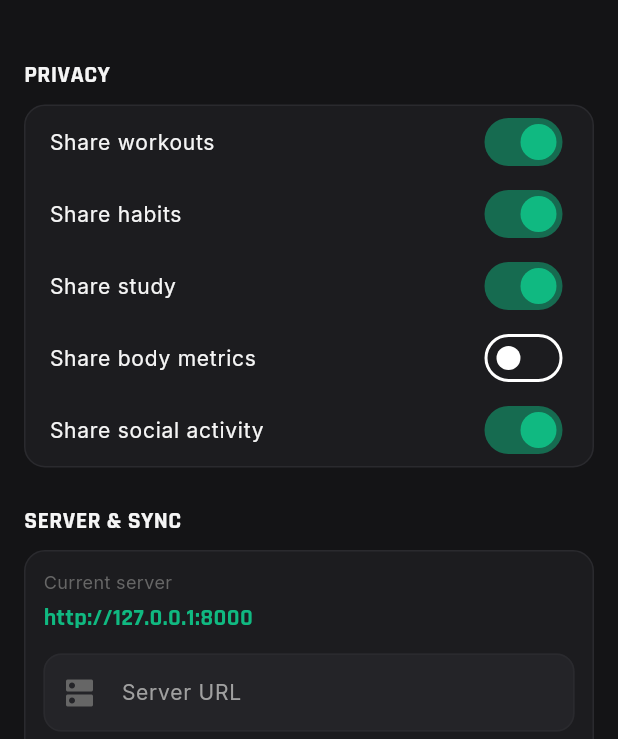
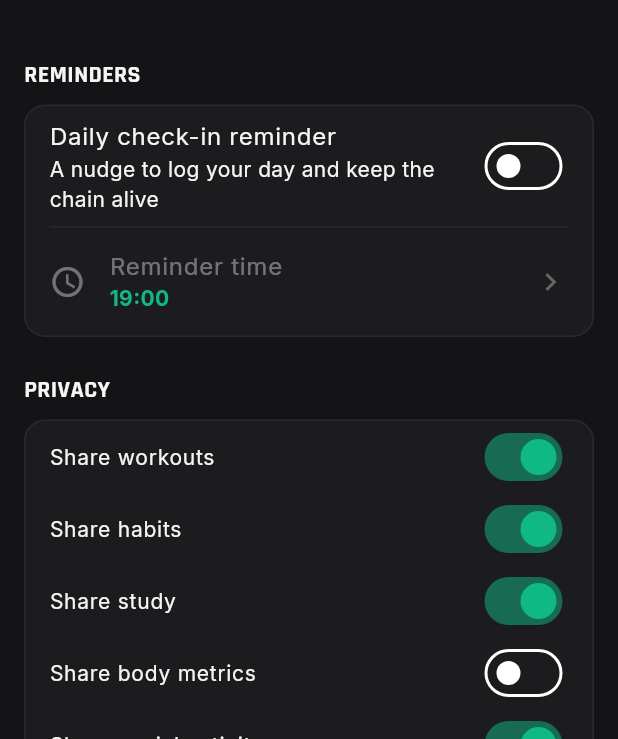
Before and after one commit to Aryoluke/locked-in-app, a Flutter app: the HomeScreen screen opened by its route, after a tap on the "settings" icon, on a phone screen of 412 x 824 dp, the part 497-1236 px from its top. Run offline on Flutter 3.47's test engine with Material 3 defaults, Android fonts, the phone set to English and light mode, and no system bars; our stand-ins replace flutter_animate, flutter_local_notifications, flutter_timezone, google_fonts, percent_indicator, shared_preferences and 3 more; accounts and stored records are empty.

Commit message:
Polish pass: daily check-in reminder (real device timezone), pull-to-refresh sync, live LOCK IN FAB, theme refinements

```diff
--- a/app/lib/app.dart
+++ b/app/lib/app.dart
@@ -98,6 +98,7 @@ class _MainShellState extends State<MainShell> {
           ? FloatingActionButton.extended(
               onPressed: () {
                 // Quick action: start a workout
+                Navigator.pushNamed(context, AppRoutes.workoutLog);
               },
               backgroundColor: AppColors.primary,
               foregroundColor: Colors.white,
--- a/app/lib/main.dart
+++ b/app/lib/main.dart
@@ -23,8 +23,9 @@ Future<void> main() async {
   await LocalDbService.instance.init();
   await LocalDbService.instance.seedExercises();
 
-  // Initialize notifications
+  // Initialize notifications + restore the user's scheduled daily reminder
   await NotificationService.instance.init();
+  await NotificationService.instance.refreshScheduledReminder();
 
   runApp(
     MultiProvider(
--- a/app/lib/screens/home/home_screen.dart
+++ b/app/lib/screens/home/home_screen.dart
@@ -12,6 +12,7 @@ import '../../providers/daily_provider.dart';
 import '../../providers/habit_provider.dart';
 import '../../providers/social_provider.dart';
 import '../../providers/study_provider.dart';
+import '../../providers/sync_provider.dart';
 import '../../providers/workout_provider.dart';
 import '../../providers/xp_provider.dart';
 import '../../widgets/offline_indicator.dart';
@@ -61,7 +62,8 @@ class HomeScreen extends StatelessWidget {
       body: RefreshIndicator(
         color: AppColors.primary,
         backgroundColor: AppColors.surface,
-        onRefresh: () async {},
+        onRefresh: () =>
+          Provider.of<SyncProvider>(context, listen: false).syncNow(),
         child: ListView(
           padding: const EdgeInsets.only(bottom: 24),
           children: [
--- a/app/lib/screens/settings/settings_screen.dart
+++ b/app/lib/screens/settings/settings_screen.dart
@@ -1,6 +1,7 @@
 import 'package:flutter/material.dart';
 import 'package:google_fonts/google_fonts.dart';
 import 'package:provider/provider.dart';
+import 'package:shared_preferences/shared_preferences.dart';
 
 import '../../config/constants.dart';
 import '../../config/theme.dart';
@@ -8,6 +9,7 @@ import '../../providers/auth_provider.dart';
 import '../../providers/sync_provider.dart';
 import '../../providers/theme_provider.dart';
 import '../../services/api_service.dart';
+import '../../services/notification_service.dart';
 import '../auth/login_screen.dart';
 
 class SettingsScreen extends StatefulWidget {
@@ -30,11 +32,73 @@ class _SettingsScreenState extends State<SettingsScreen> {
   bool _shareBody = false;
   bool _shareSocial = true;
 
+  // Daily check-in reminder
+  bool _dailyReminder = false;
+  String _reminderTime = '19:00';
+
   @override
   void initState() {
     super.initState();
     final user = context.read<AuthProvider>().user;
     _nameController.text = user?.displayName ?? '';
+    _loadReminderPrefs();
+  }
+
+  Future<void> _loadReminderPrefs() async {
+    final prefs = await SharedPreferences.getInstance();
+    if (!mounted) return;
+    setState(() {
+      _dailyReminder = prefs.getBool('daily_reminder_enabled') ?? false;
+      _reminderTime = prefs.getString('daily_reminder_time') ?? '19:00';
+    });
+  }
+
+  Future<void> _setDailyReminder(bool enabled) async {
+    setState(() => _dailyReminder = enabled);
+    final prefs = await SharedPreferences.getInstance();
+    await prefs.setBool('daily_reminder_enabled', enabled);
+    await NotificationService.instance.refreshScheduledReminder();
+    if (mounted) {
+      ScaffoldMessenger.of(context).showSnackBar(
+        SnackBar(
+          content: Text(enabled
+              ? 'Daily check-in set for $_reminderTime'
+              : 'Daily check-in reminders off'),
+        ),
+      );
+    }
+  }
+
+  Future<void> _pickReminderTime() async {
+    final parts = _reminderTime.split(':');
+    final picked = await showTimePicker(
+      context: context,
+      initialTime: TimeOfDay(
+        hour: int.tryParse(parts[0]) ?? 19,
+        minute: parts.length > 1 ? int.tryParse(parts[1]) ?? 0 : 0,
+      ),
+      builder: (context, child) => Theme(
+        data: Theme.of(context).copyWith(
+          timePickerTheme: const TimePickerThemeData(
+            backgroundColor: AppColors.surface,
+            dialBackgroundColor: AppColors.surfaceElevated,
+            hourMinuteTextColor: AppColors.textPrimary,
+            dayPeriodTextColor: AppColors.textPrimary,
+            dayPeriodColor: AppColors.surfaceElevated,
+          ),
+        ),
+        child: child!,
+      ),
+    );
+    if (picked == null) return;
+    final time = '${picked.hour.toString().padLeft(2, '0')}:'
+        '${picked.minute.toString().padLeft(2, '0')}';
+    setState(() => _reminderTime = time);
+    final prefs = await SharedPreferences.getInstance();
+    await prefs.setString('daily_reminder_time', time);
+    if (_dailyReminder) {
+      await NotificationService.instance.refreshScheduledReminder();
+    }
   }
 
   Future<void> _saveProfile() async {
@@ -170,6 +234,50 @@ class _SettingsScreenState extends State<SettingsScreen> {
             value: themeProvider.isDark,
             activeColor: AppColors.primary,
             onChanged: (_) => themeProvider.toggle(),
+          ),
+          const SizedBox(height: 24),
+
+          // ===== Reminders =====
+          _SectionHeader('REMINDERS'),
+          const SizedBox(height: 8),
+          Container(
+            decoration: BoxDecoration(
+              color: AppColors.surface,
+              borderRadius: BorderRadius.circular(14),
+              border: Border.all(color: AppColors.surfaceBorder),
+            ),
+            child: Column(
+              children: [
+                SwitchListTile(
+                  contentPadding:
+                      const EdgeInsets.symmetric(horizontal: 16),
+                  title: const Text('Daily check-in reminder'),
+                  subtitle: const Text('A nudge to log your day and keep '
+                      'the chain alive'),
+                  value: _dailyReminder,
+                  activeColor: AppColors.primary,
+                  onChanged: _setDailyReminder,
+                ),
+                const Divider(height: 1, indent: 16, endIndent: 16),
+                ListTile(
+                  contentPadding:
+                      const EdgeInsets.symmetric(horizontal: 16),
+                  enabled: _dailyReminder,
+                  leading: const Icon(Icons.schedule),
+                  title: const Text('Reminder time'),
+                  subtitle: Text(
+                    _reminderTime,
+                    style: const TextStyle(
+                      color: AppColors.primary,
+                      fontWeight: FontWeight.w700,
+                    ),
+                  ),
+                  trailing: const Icon(Icons.chevron_right,
+                      color: AppColors.textMuted),
+                  onTap: _pickReminderTime,
+                ),
+              ],
+            ),
           ),
           const SizedBox(height: 24),
 
--- a/app/pubspec.yaml
+++ b/app/pubspec.yaml
@@ -27,6 +27,7 @@ dependencies:
   qr_flutter: ^4.1.0
   flutter_local_notifications: ^17.2.1
   timezone: ^0.9.4
+  flutter_timezone: ^4.1.0
 
 dev_dependencies:
   flutter_test:
```
Also changed, not shown: app/lib/config/theme.dart (+30 -0 lines), app/lib/services/notification_service.dart (+32 -4 lines), app/pubspec.lock, 2 other files.
